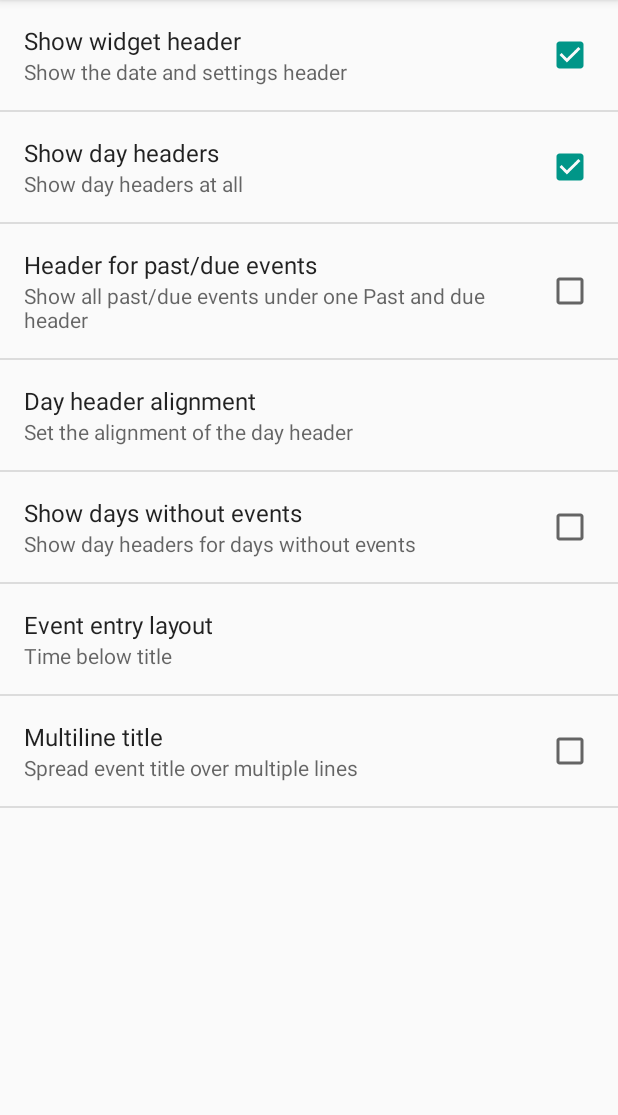
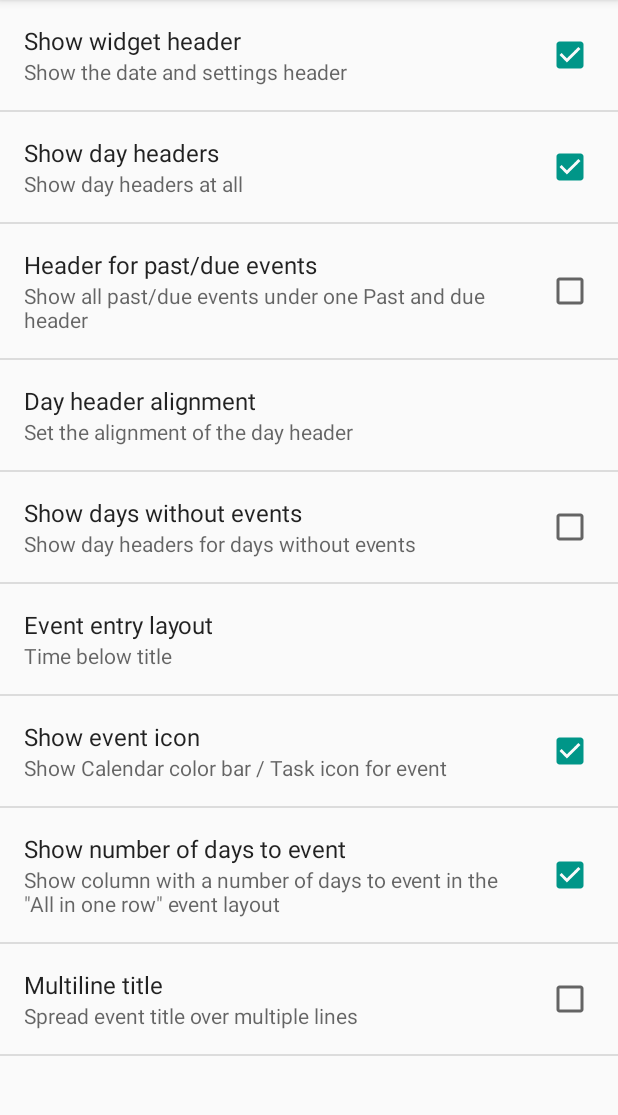
Before and after one commit to plusonelabs/calendar-widget, an Android app: the fragment LayoutPreferencesFragment shown on its own in the app's theme, on a phone screen of 412 x 824 dp, the part 84-1199 px from its top. Run offline under Robolectric (Android 15) with nearby library versions, the phone set to English and light mode, and no system bars.

Commit message:
#174 Add option: "Show event icon" (Show Calendar color bar / Task icon for event). True by default #283 Add option: "Show number of days to event" (in the "All in one row" event layout)

```diff
--- a/app/src/main/res/values/strings.xml
+++ b/app/src/main/res/values/strings.xml
@@ -90,6 +90,10 @@
     <string name="appearance_display_header_desc">Show the date and settings header</string>
     <string name="show_past_events_under_one_header_title">Header for past/due events</string>
     <string name="show_past_events_under_one_header_desc">Show all past/due events under one "Past and due" header</string>
+    <string name="show_event_icon_title">Show event icon</string>
+    <string name="show_event_icon_desc">Show Calendar color bar / Task icon for event</string>
+    <string name="show_number_of_days_to_event_title">Show number of days to event</string>
+    <string name="show_number_of_days_to_event_desc">Show column with a number of days to event in the \"All in one row\" event layout</string>
 
     <!-- Preference header: Colors -->
     <string name="appearance_group_color_title">Colors</string>
--- a/app/src/main/res/xml/preferences_layout.xml
+++ b/app/src/main/res/xml/preferences_layout.xml
@@ -52,6 +52,20 @@
         android:title="@string/pref_event_entry_layout_title" />
 
     <CheckBoxPreference
+        android:key="showEventIcon"
+        android:defaultValue="true"
+        android:summary="@string/show_event_icon_desc"
+        android:title="@string/show_event_icon_title">
+    </CheckBoxPreference>
+
+    <CheckBoxPreference
+        android:key="showNumberOfDaysToEvent"
+        android:defaultValue="true"
+        android:summary="@string/show_number_of_days_to_event_desc"
+        android:title="@string/show_number_of_days_to_event_title">
+    </CheckBoxPreference>
+
+    <CheckBoxPreference
         android:key="multiline_title"
         android:defaultValue="false"
         android:summary="@string/appearance_multiline_title_desc"
```
Also changed, not shown: app/src/main/java/org/andstatus/todoagenda/calendar/CalendarEventVisualizer.java (+6 -1 lines), app/src/main/java/org/andstatus/todoagenda/prefs/ApplicationPreferences.java (+22 -0 lines), app/src/main/java/org/andstatus/todoagenda/prefs/InstanceSettings.java (+22 -0 lines), app/src/main/java/org/andstatus/todoagenda/task/TaskVisualizer.java (+14 -7 lines), app/src/main/java/org/andstatus/todoagenda/widget/EventEntryLayout.java (+4 -4 lines).
